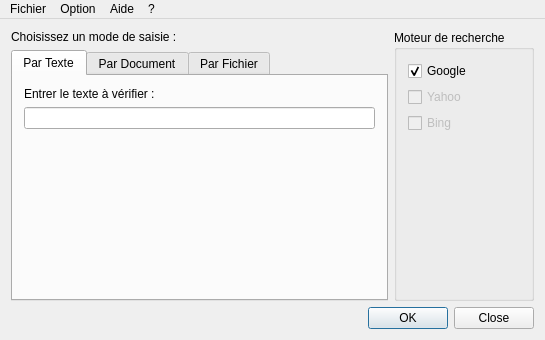
Old version of the form Prototypes/AntiPlagia/src/Antiplagia/ihm.ui in the repository Lorette/Antiplagiat.
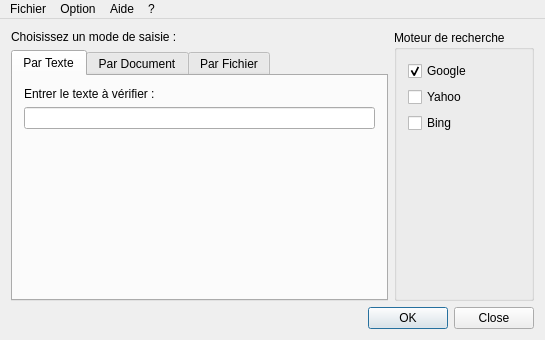
New version of the form.

```diff
--- a/Prototypes/AntiPlagia/src/Antiplagia/ihm.ui
+++ b/Prototypes/AntiPlagia/src/Antiplagia/ihm.ui
@@ -151,7 +151,7 @@
          <item>
           <widget class="QCheckBox" name="checkBox_5">
            <property name="enabled">
-            <bool>false</bool>
+            <bool>true</bool>
            </property>
            <property name="text">
             <string>Yahoo</string>
@@ -161,7 +161,7 @@
          <item>
           <widget class="QCheckBox" name="checkBox_4">
            <property name="enabled">
-            <bool>false</bool>
+            <bool>true</bool>
            </property>
            <property name="text">
             <string>Bing</string>
```
